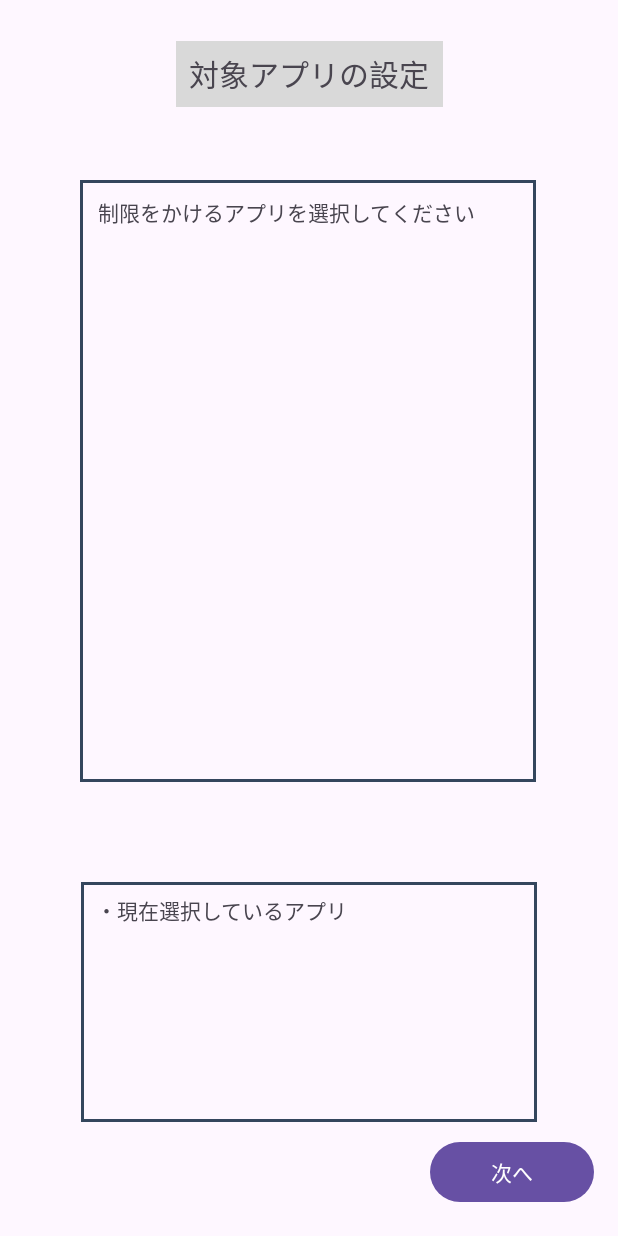
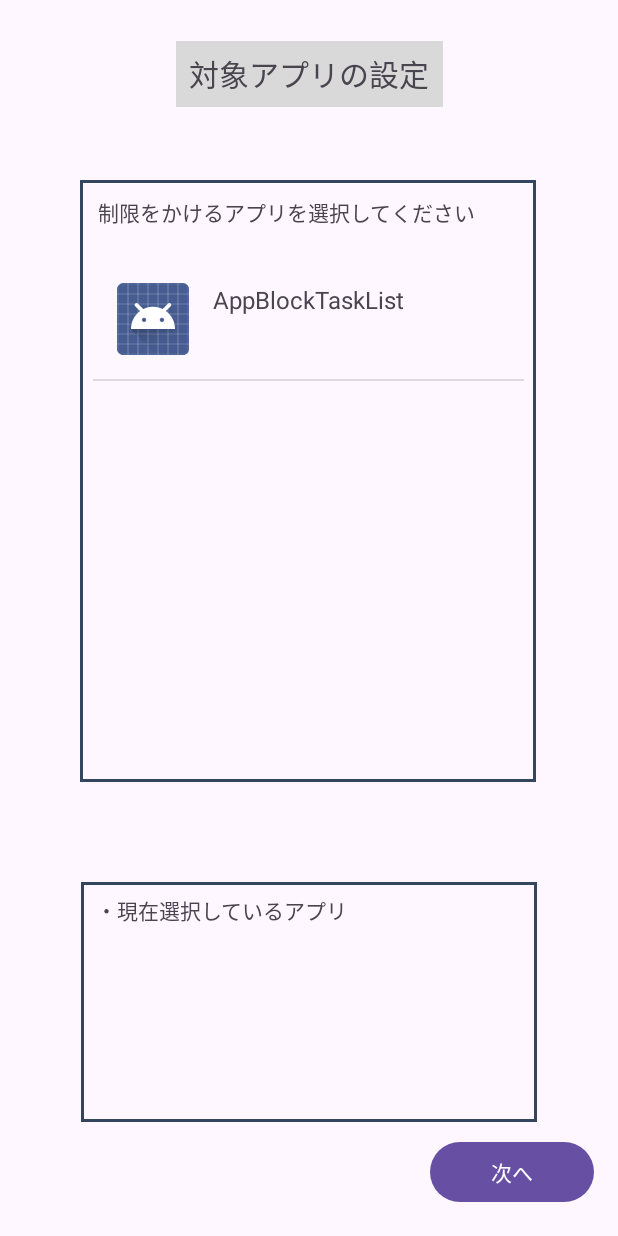
Before and after one commit to SoSatoNITIC/AppBlockTaskList, an Android app: the LockSettingTarget screen opened through its navigation route, on a phone screen of 412 x 824 dp. Run offline under Robolectric (Android 15) with nearby library versions, the phone set to English and light mode, and no system bars; our stand-ins replace Room's generated code.

Commit message:
アプリ一覧の表示

```diff
--- a/app/src/main/java/com/example/appblocktasklist/LockSettingTarget.kt
+++ b/app/src/main/java/com/example/appblocktasklist/LockSettingTarget.kt
@@ -1,14 +1,34 @@
 package com.example.appblocktasklist
 
+import android.content.Context
+import android.content.pm.ApplicationInfo
+import android.content.pm.PackageManager
+import android.graphics.drawable.Drawable
 import android.os.Bundle
+import android.util.Log
 import androidx.fragment.app.Fragment
 import android.view.LayoutInflater
 import android.view.View
 import android.view.ViewGroup
+import android.widget.ArrayAdapter
+import android.widget.BaseAdapter
 import android.widget.Button
+import android.widget.ImageView
+import android.widget.ListView
+import android.widget.TextView
 import androidx.navigation.fragment.NavHostFragment
+import com.example.appblocktasklist.applist.AppListAdapter
+
+
 
 class LockSettingTarget : Fragment() {
+
+
+    // chosenAppIconsとchosenAppNamesをフラグメントのプロパティとして定義
+    private val chosenAppIcons = ArrayList<Drawable>()
+    private val chosenAppNames = ArrayList<String>()
+
+
 
 
     override fun onCreateView(
@@ -22,6 +42,59 @@ class LockSettingTarget : Fragment() {
     override fun onViewCreated(view: View, savedInstanceState: Bundle?) {
         super.onViewCreated(view, savedInstanceState)
 
+
+        val packageManager: PackageManager = requireActivity().packageManager
+
+        val installedApplications = packageManager.getInstalledApplications(PackageManager.GET_META_DATA)
+
+        // システムアプリを除外する Youtube関係は保持
+        val userApps = installedApplications.filter { appInfo ->
+            (appInfo.flags and ApplicationInfo.FLAG_SYSTEM) == 0 ||
+                    appInfo.packageName == "com.google.android.youtube" ||
+                    appInfo.packageName == "com.google.android.apps.youtube.music" ||
+                    appInfo.packageName == "com.android.chrome"
+        }
+        //AppNameとIcon表示
+        val appNames = userApps.map { it.loadLabel(packageManager).toString() }
+
+        val appIcons = userApps.map { it.loadIcon(packageManager) }
+
+
+        val appKey = appNames.zip(appIcons).toMap()
+
+        val adapter = AppListAdapter(requireActivity(), appIcons, appNames)
+
+        //app の一覧表示
+        val appListView = view.findViewById<ListView>(R.id.app_list)
+        appListView.adapter = adapter
+
+
+
+        val appListViewChoose = view.findViewById<ListView>(R.id.choose_appList)
+        // appListViewChooseのデータを保持するためのArrayListを作成
+        val chosenApps = ArrayList<String>()
+
+        //文字表示のみはこれでできた
+        appListView.setOnItemClickListener { parent, view, position, id ->
+            // 選択された要素を取得します。
+            val selectedItem = parent.getItemAtPosition(position).toString()
+
+
+            // 選択された要素が既にArrayListに存在するかどうかを確認します。
+            if (!chosenApps.contains(selectedItem.toString())) {
+
+
+                chosenAppIcons.add(appKey[selectedItem]!!)
+                chosenAppNames.add(selectedItem)
+
+
+                // ArrayAdapterを更新します。
+                val adapterChoose = AppListAdapter(requireActivity(), chosenAppIcons, chosenAppNames)
+                appListViewChoose.adapter = adapterChoose
+            }
+        }
+
+
         val navHostFragment = requireActivity().supportFragmentManager.findFragmentById(R.id.fragmentContainerView) as NavHostFragment
         val navController = navHostFragment.navController
 
--- /dev/null
+++ b/app/src/main/java/com/example/appblocktasklist/applist/AppListAdapter.kt
@@ -0,0 +1,28 @@
+package com.example.appblocktasklist.applist
+
+
+import android.content.Context
+import android.graphics.drawable.Drawable
+import android.view.LayoutInflater
+import android.view.View
+import android.view.ViewGroup
+import android.widget.ArrayAdapter
+import android.widget.ImageView
+import android.widget.TextView
+import com.example.appblocktasklist.R
+
+class AppListAdapter(context: Context, private val appIcons: List<Drawable>, private val appNames: List<String>) :
+    ArrayAdapter<String>(context, R.layout.app_list_item, appNames) {
+
+    override fun getView(position: Int, convertView: View?, parent: ViewGroup): View {
+        val view = convertView ?: LayoutInflater.from(context).inflate(R.layout.app_list_item, parent, false)
+
+        val iconView = view.findViewById<ImageView>(R.id.app_icon)
+        val nameView = view.findViewById<TextView>(R.id.app_name)
+
+        iconView.setImageDrawable(appIcons[position])
+        nameView.text = appNames[position]
+
+        return view
+    }
+}
--- /dev/null
+++ b/app/src/main/res/layout/app_list_item.xml
@@ -0,0 +1,20 @@
+<?xml version="1.0" encoding="utf-8"?>
+<LinearLayout xmlns:android="http://schemas.android.com/apk/res/android"
+    android:layout_width="match_parent"
+    android:layout_height="wrap_content"
+    android:orientation="horizontal"
+    android:padding="16dp">
+
+    <ImageView
+        android:id="@+id/app_icon"
+        android:layout_width="48dp"
+        android:layout_height="48dp" />
+
+    <TextView
+        android:id="@+id/app_name"
+        android:layout_width="wrap_content"
+        android:layout_height="wrap_content"
+        android:layout_marginStart="16dp"
+        android:textSize="16sp" />
+
+</LinearLayout>
--- a/app/src/main/res/layout/fragment_lock_setting_target_fragment.xml
+++ b/app/src/main/res/layout/fragment_lock_setting_target_fragment.xml
@@ -64,6 +64,7 @@
             app:layout_constraintVertical_bias="0.029" />
 
         <ListView
+            android:id="@+id/app_list"
             android:layout_width="287dp"
             android:layout_height="329dp"
             app:layout_constraintBottom_toBottomOf="@+id/textView10"
@@ -97,6 +98,7 @@
             app:layout_constraintVertical_bias="0.059" />
 
         <ListView
+            android:id="@+id/choose_appList"
             android:layout_width="288dp"
             android:layout_height="99dp"
             app:layout_constraintBottom_toBottomOf="@+id/textView11"
```
Also changed, not shown: app/src/main/AndroidManifest.xml (+8 -0 lines), app/src/main/res/layout/fragment_system_advanced_setting_fragment.xml (+1 -13 lines).
